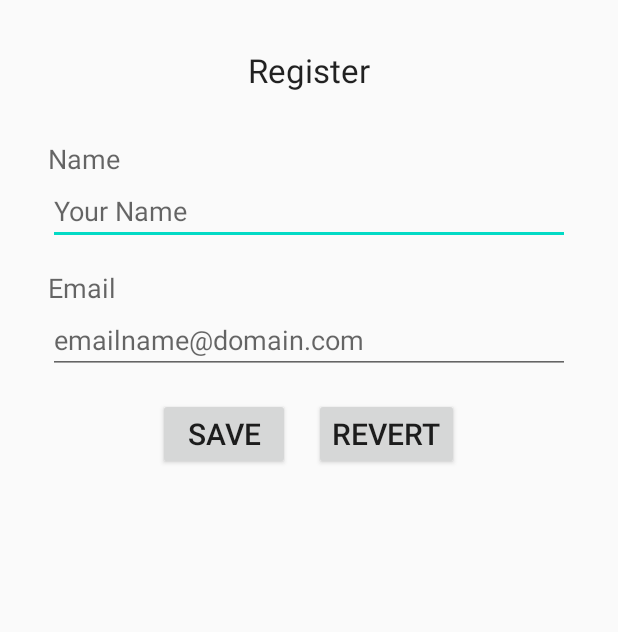
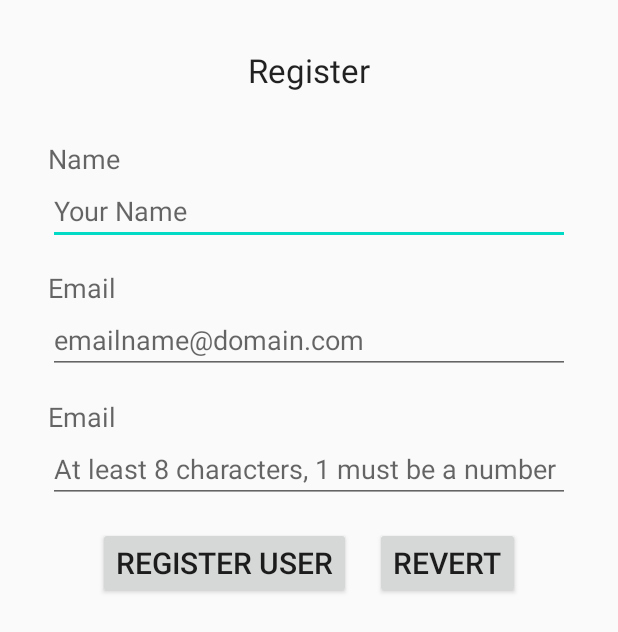
Before and after one commit to rus19023/Team05VoiceDiary, an Android app: the layout fragment_register.xml on its own in the app's theme, with its tools: preview values and no code run, on a phone screen of 412 x 824 dp. Shown: the top 632 px of the screen. Run offline under Robolectric (Android 15) with nearby library versions, the phone set to English and light mode, and no system bars.

Commit message:
starting work with authentication in firebase

```diff
--- a/app/build.gradle
+++ b/app/build.gradle
@@ -33,6 +33,7 @@ dependencies {
     implementation fileTree(dir: "libs", include: ["*.jar"])
     implementation 'androidx.appcompat:appcompat:1.1.0'
     implementation 'androidx.constraintlayout:constraintlayout:1.1.3'
+    implementation 'com.google.firebase:firebase-auth:19.3.1'
 
 
     testImplementation 'junit:junit:4.13'
--- a/app/src/main/res/layout/fragment_register.xml
+++ b/app/src/main/res/layout/fragment_register.xml
@@ -53,6 +53,23 @@
             android:hint="@string/email_hint"
             android:inputType="textEmailAddress" />
 
+        <TextView
+            android:layout_width="wrap_content"
+            android:layout_height="wrap_content"
+            android:layout_gravity="start"
+            android:layout_marginTop="@dimen/activity_vertical_margin_small"
+            android:text="@string/email_label"
+            android:textAppearance="?android:attr/textAppearanceMedium" />
+
+        <EditText
+            android:id="@+id/password"
+            android:layout_width="match_parent"
+            android:layout_height="wrap_content"
+            android:layout_gravity="center_horizontal"
+            android:hint="@string/password_hint"
+            android:inputType="textPassword" />
+
+
         <LinearLayout
             android:layout_width="wrap_content"
             android:layout_height="wrap_content"
@@ -61,14 +78,14 @@
             android:orientation="horizontal">
 
             <Button
-                android:id="@+id/saveButton"
+                android:id="@+id/registerUser"
                 android:layout_width="wrap_content"
                 android:layout_height="wrap_content"
                 android:layout_gravity="center_horizontal"
                 android:layout_marginEnd="@dimen/activity_horizontal_margin"
                 android:layout_marginRight="@dimen/activity_horizontal_margin"
                 android:onClick="onSaveClick"
-                android:text="@string/save"
+                android:text="@string/register_user"
                 android:textSize="@dimen/buttonTextSize" />
 
             <Button
--- a/app/src/main/res/values/strings.xml
+++ b/app/src/main/res/values/strings.xml
@@ -48,4 +48,5 @@
     <string name="login_fragment">Login Fragment</string>
     <string name="save_recording">Save Recording</string>
     <string name="entry_management">Entry Management</string>
+    <string name="register_user">Register User</string>
 </resources>
```
Also changed, not shown: app/src/main/java/com/voicediary/MainActivity.java (+97 -0 lines).
